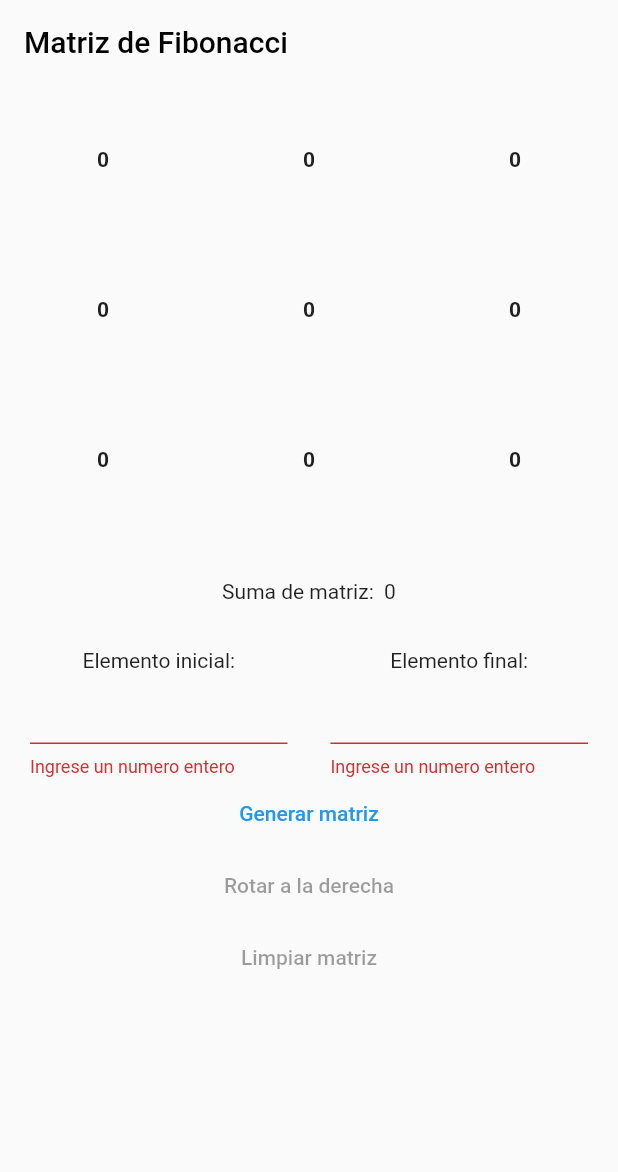
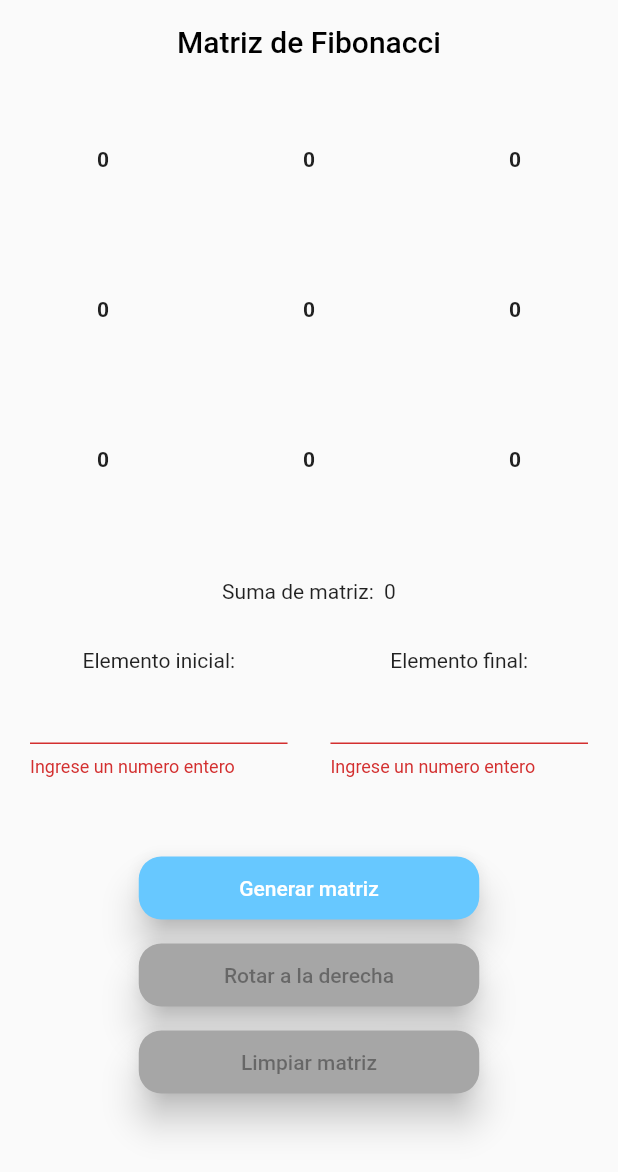
Before and after one commit to g14wx/fibonacci_matrix, a Flutter app: the screen it shows after launch, on a phone screen of 412 x 824 dp. Shown: the top 1172 px of the screen. Run offline on Flutter 3.47's test engine with Material 2 defaults, Android fonts, the phone set to English and light mode, and no system bars; our stand-ins replace bloc, flutter_bloc, freezed_annotation, get_it, injectable.

```diff
--- a/lib/business_logic/controllers/fibonacci_controller.dart
+++ b/lib/business_logic/controllers/fibonacci_controller.dart
@@ -32,7 +32,7 @@ class FibonacciController implements IFibonacciController {
     int rowCount = 0;
     for (var columnIndex = 0; columnIndex <= columns; columnIndex++) {
       for (var rowIndex = 0; rowIndex <= rows; rowIndex++) {
-        FibonacciInformation information = _getColumnFromFibonacciMatrix(
+        FibonacciInformation information = _getFibonacciCorrectPositionOfItemInOriginalMatrix(
             currentColumn: columnCount, currentRow: rowCount, side: side, lengthRow: rows, lengthColumn: columns);
         newMatrix[columnIndex][rowIndex] = matrix[information.columnIndex][information.rowIndex];
         rowCount += 1;
@@ -51,7 +51,7 @@ class FibonacciController implements IFibonacciController {
     return _getFibonacciNumber(numberToFibonacci - 1) + _getFibonacciNumber(numberToFibonacci - 2);
   }
 
-  FibonacciInformation _getColumnFromFibonacciMatrix(
+  FibonacciInformation _getFibonacciCorrectPositionOfItemInOriginalMatrix(
       {required int currentColumn,
       required int currentRow,
       required RotationOfTopSideOfMatrix side,
--- a/lib/business_logic/cubits/fibonacci_cubit.dart
+++ b/lib/business_logic/cubits/fibonacci_cubit.dart
@@ -33,7 +33,7 @@ class FibonacciCubit extends Cubit<FibonacciState> {
 
   generateFibonacci({required int start, required int finish}){
 
-    final numberOfItemsToShow = (finish - (start == 1 ? 0 : start));
+    final numberOfItemsToShow = (finish - (start - 1));
     if ( numberOfItemsToShow.isNegative || !(numberOfItemsToShow == 9) ) {
       _updateAlert = !_updateAlert;
       emit(FibonacciState.error(message: "La cantidad de números a mostrar debe de ser una cuadrícula de 3x3 (9 elementos)", update: _updateAlert));
--- a/lib/presentation/pages/fibonacci_matrix_page.dart
+++ b/lib/presentation/pages/fibonacci_matrix_page.dart
@@ -10,11 +10,17 @@ class FibonacciMatrixPage extends StatelessWidget {
   Widget build(BuildContext context) {
     return Scaffold(
       appBar: AppBar(
-        title: Text('Matriz de Fibonacci', style: TextStyle(color: Colors.black),),
+        title: const Text('Matriz de Fibonacci', style: TextStyle(color: Colors.black),),
+        centerTitle: true,
         backgroundColor: Colors.transparent,
         elevation: 0,
       ),
-      body: FibonacciScreen(),
+      body: MediaQuery.of(context).orientation == Orientation.portrait ? Center(
+        child: ConstrainedBox(
+          constraints: BoxConstraints.loose(const Size.fromWidth(600)),
+            child: FibonacciScreen()
+        ),
+      ) : FibonacciScreen(),
     );
   }
 }
--- a/lib/presentation/screens/fibonacci_screen.dart
+++ b/lib/presentation/screens/fibonacci_screen.dart
@@ -45,7 +45,7 @@ class _FibonacciScreenState extends State<FibonacciScreen> {
       },
       child: CustomScrollView(
         slivers: [
-          SliverList(
+          MediaQuery.of(context).orientation == Orientation.portrait ? SliverList(
               delegate: SliverChildListDelegate([
                 FibonacciGrid(listFibonacci: fibonacciMatrix),
                 const Padding(padding: EdgeInsets.symmetric(vertical: 20), child: FibonacciSumList()),
@@ -60,6 +60,23 @@ class _FibonacciScreenState extends State<FibonacciScreen> {
                     )
                 )
               ])
+          ) : SliverGrid(
+            gridDelegate: SliverGridDelegateWithFixedCrossAxisCount(
+              crossAxisCount: 2,
+            ),
+            delegate: SliverChildListDelegate([
+              FibonacciGrid(listFibonacci: fibonacciMatrix),
+              Form(
+                  key: _formKey,
+                  child: Column(
+                    children: [
+                      InputsForGenerateFibonacci(startInputController: startInput, finishController: finishInput),
+                      ButtonsForFibonacci(
+                          formKey: _formKey, startInputController: startInput, finishController: finishInput)
+                    ],
+                  )
+              )
+            ]),
           )
         ],
       ),
@@ -86,6 +103,7 @@ class _FibonacciScreenState extends State<FibonacciScreen> {
       ),
       backgroundColor: Colors.redAccent,
     );
+    ScaffoldMessenger.of(context).hideCurrentSnackBar();
     ScaffoldMessenger.of(context).showSnackBar(snackBar);
   }
 }
--- /dev/null
+++ b/lib/presentation/widgets/button_fibonacci.dart
@@ -0,0 +1,25 @@
+import 'package:flutter/material.dart';
+
+class ButtonFibonacci extends StatelessWidget {
+  Function? onTap;
+  final Widget child;
+  ButtonFibonacci({Key? key, this.onTap, required this.child}) : super(key: key);
+
+  @override
+  Widget build(BuildContext context) {
+    return SizedBox(
+      width: 227,
+      child: TextButton(
+          style: OutlinedButton.styleFrom(
+              backgroundColor: onTap == null ? const Color(0xffA6A6A6) : const Color(0xff67C8FF),
+              foregroundColor: Colors.white,
+              shape: const RoundedRectangleBorder(borderRadius: BorderRadius.all(Radius.circular(15))),
+              elevation: 10),
+          onPressed: onTap == null ? null : () => onTap!(),
+          child: Padding(
+            padding: EdgeInsets.symmetric(vertical: 5),
+              child: child
+          )),
+    );
+  }
+}
--- a/lib/presentation/widgets/buttons_for_fibonacci.dart
+++ b/lib/presentation/widgets/buttons_for_fibonacci.dart
@@ -1,4 +1,5 @@
 import 'package:fibonacci_matrix/business_logic/cubits/fibonacci_cubit.dart';
+import 'package:fibonacci_matrix/presentation/widgets/button_fibonacci.dart';
 import 'package:flutter/material.dart';
 import 'package:flutter_bloc/flutter_bloc.dart';
 
@@ -43,8 +44,11 @@ class _ButtonsForFibonacciState extends State<ButtonsForFibonacci> {
       child: Column(
         mainAxisSize: MainAxisSize.min,
         children: [
-          TextButton(
-              onPressed: () {
+          const SizedBox(
+            height: 50,
+          ),
+          ButtonFibonacci(
+            onTap: () {
               if (widget._formKey.currentState != null && widget._formKey.currentState!.validate()) {
                 final start = int.parse(widget._startInput.value.text);
                 final finish = int.parse(widget._finishInput.value.text);
@@ -53,17 +57,19 @@ class _ButtonsForFibonacciState extends State<ButtonsForFibonacci> {
                 _showErrorSnackBar(context);
               }
             },
-              child: Text('Generar matriz')),
-          TextButton(
-              onPressed: _disableButtons
+            child: Text('Generar matriz'),
+          ),
+          _getDividerBetweenButtons,
+          ButtonFibonacci(
+              onTap: _disableButtons
                   ? null
                   : () {
                       context.read<FibonacciCubit>().rotateFibonacci();
                     },
               child: Text('Rotar a la derecha')),
-
-          TextButton(
-              onPressed: _disableButtons
+          _getDividerBetweenButtons,
+          ButtonFibonacci(
+              onTap: _disableButtons
                   ? null
                   : () {
                       context.read<FibonacciCubit>().resetFibonacci();
@@ -76,6 +82,7 @@ class _ButtonsForFibonacciState extends State<ButtonsForFibonacci> {
 
   _showErrorSnackBar(BuildContext context) {
     final snackBar = SnackBar(
+
       content: Row(
         children: const [
           Icon(
@@ -92,6 +99,9 @@ class _ButtonsForFibonacciState extends State<ButtonsForFibonacci> {
       ),
       backgroundColor: Colors.redAccent,
     );
+    ScaffoldMessenger.of(context).hideCurrentSnackBar();
     ScaffoldMessenger.of(context).showSnackBar(snackBar);
   }
+
+  Widget get _getDividerBetweenButtons => SizedBox(height: 10,);
 }
--- a/lib/presentation/widgets/fibonacci_sum_list.dart
+++ b/lib/presentation/widgets/fibonacci_sum_list.dart
@@ -22,6 +22,11 @@ class _FibonacciSumListState extends State<FibonacciSumList> {
               sum = value.sum;
             });
           },
+          initialState: (value) {
+            setState(() {
+              sum = 0;
+            });
+          },
         );
       },
       builder: (context, state) {
```
Lines whose indentation alone changed are shown as unchanged.
